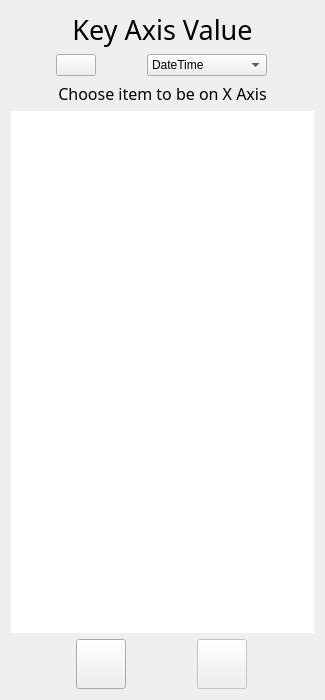
The window that items_loader_from_csv/CSVItemsLoader.ui (SundaySW/SALogViewer) describes before a commit, drawn with Qt 5.
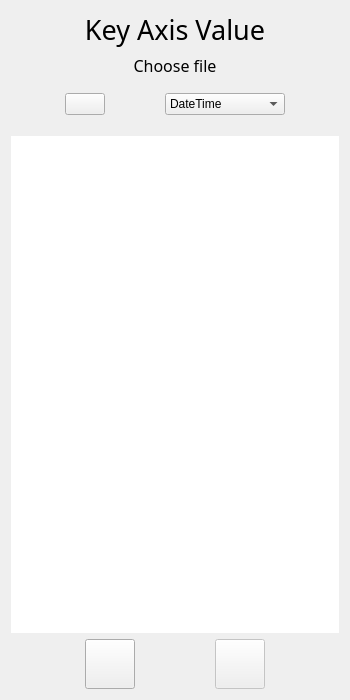
The same window after the commit. Icons and pictures are not drawn.

Commit message: ui features with clicks and items, colors of items. Font color change. CSV loader new logic. DB loader new view with items count and dates

Diff of the .ui file:
```diff
--- a/items_loader_from_csv/CSVItemsLoader.ui
+++ b/items_loader_from_csv/CSVItemsLoader.ui
@@ -6,7 +6,7 @@
    <rect>
     <x>0</x>
     <y>0</y>
-    <width>325</width>
+    <width>350</width>
     <height>700</height>
    </rect>
   </property>
@@ -39,8 +39,33 @@
      </property>
     </widget>
    </item>
+   <item>
+    <widget class="QLabel" name="infoLabel">
+     <property name="font">
+      <font>
+       <family>Rubik Light</family>
+       <pointsize>12</pointsize>
+      </font>
+     </property>
+     <property name="text">
+      <string>Choose file</string>
+     </property>
+     <property name="alignment">
+      <set>Qt::AlignCenter</set>
+     </property>
+     <property name="margin">
+      <number>9</number>
+     </property>
+    </widget>
+   </item>
    <item>
     <layout class="QHBoxLayout" name="horizontalLayout_2">
+     <property name="topMargin">
+      <number>10</number>
+     </property>
+     <property name="bottomMargin">
+      <number>15</number>
+     </property>
      <item>
       <widget class="QPushButton" name="openFile">
        <property name="maximumSize">
@@ -121,25 +146,6 @@
      </item>
     </layout>
    </item>
-   <item>
-    <widget class="QLabel" name="infoLabel">
-     <property name="font">
-      <font>
-       <family>Rubik Light</family>
-       <pointsize>12</pointsize>
-      </font>
-     </property>
-     <property name="text">
-      <string>Choose item to be on X Axis</string>
-     </property>
-     <property name="alignment">
-      <set>Qt::AlignCenter</set>
-     </property>
-     <property name="margin">
-      <number>9</number>
-     </property>
-    </widget>
-   </item>
    <item>
     <layout class="QHBoxLayout" name="horizontalLayout_3">
      <item>
```
The commit also changes 23 other files.
